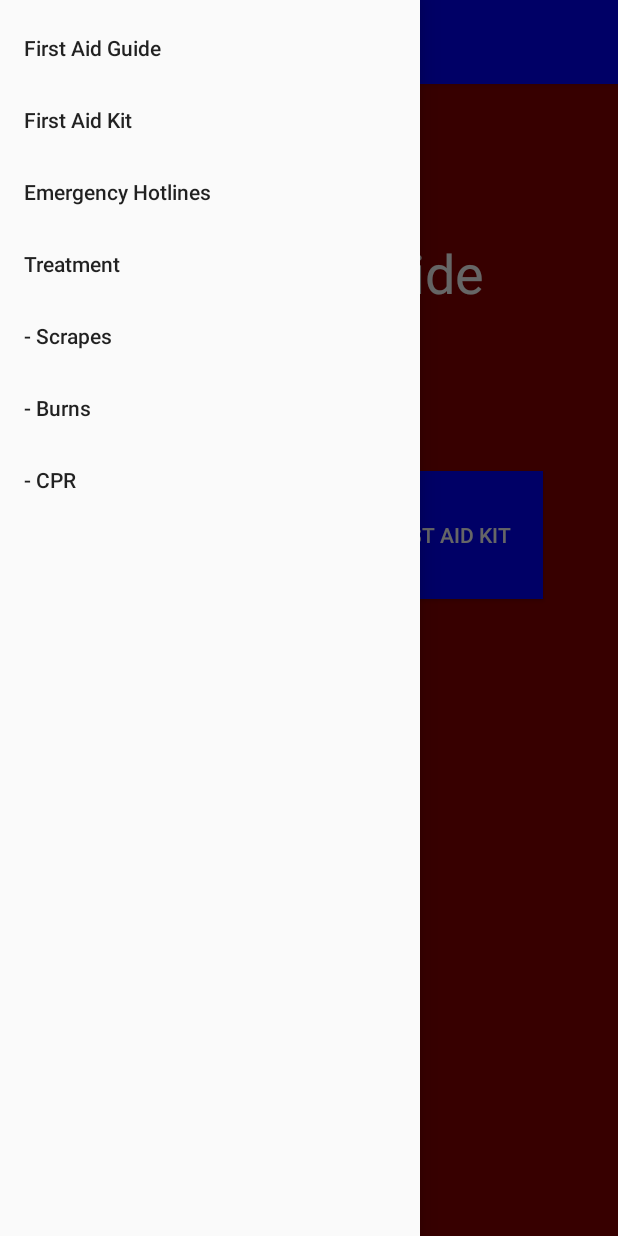
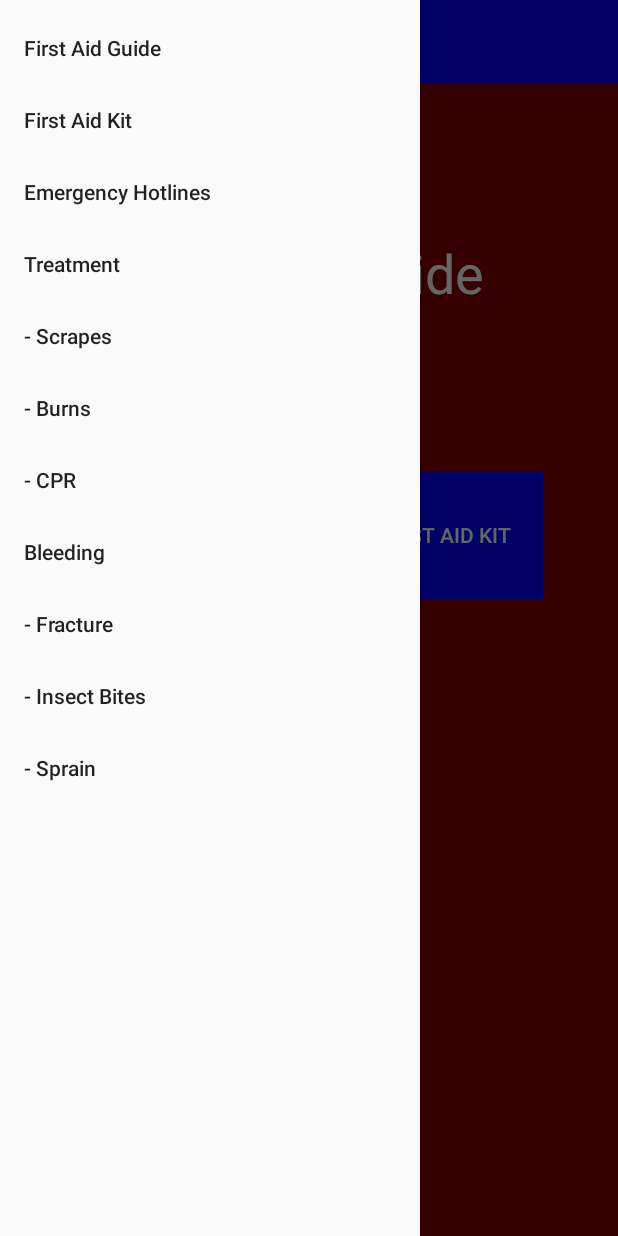
Before and after one commit to VeronicaTungol/FirstAidProject, an Android app: the screen it shows after launch (MainActivity), with the side drawer open, on a phone screen of 412 x 824 dp. Run offline under Robolectric (Android 15) with nearby library versions, the phone set to English and light mode, and no system bars.

Commit message:
Version 3 program

```diff
--- a/app/src/main/java/veronica/tungol/com/firstaidproject/SplashScreen.java
+++ b/app/src/main/java/veronica/tungol/com/firstaidproject/SplashScreen.java
@@ -7,6 +7,7 @@ import android.support.annotation.Nullable;
 import android.support.v7.app.AppCompatActivity;
 
 public class SplashScreen extends AppCompatActivity{
+
     private static  int SPLASH_TIME_OUT = 4000;
     @Override
     protected void onCreate(@Nullable Bundle savedInstanceState) {
--- a/app/src/main/res/menu/activity_main_drawer.xml
+++ b/app/src/main/res/menu/activity_main_drawer.xml
@@ -31,6 +31,19 @@
         <item
             android:id="@+id/nav_CPR"
             android:title="- CPR" />
+        <item
+            android:id="@+id/nav_bleeding"
+            android:title="Bleeding"/>
+        <item
+            android:id="@+id/nav_fracture"
+            android:title="- Fracture" />
+        <item
+            android:id="@+id/nav_insectbite"
+            android:title="- Insect Bites" />
+        <item
+            android:id="@+id/nav_sprain"
+            android:title="- Sprain" />
+
 
 
     </group>
```
Also changed, not shown: app/src/main/AndroidManifest.xml (+10 -1 lines), app/src/main/java/veronica/tungol/com/firstaidproject/MainActivity.java (+8 -3 lines).
